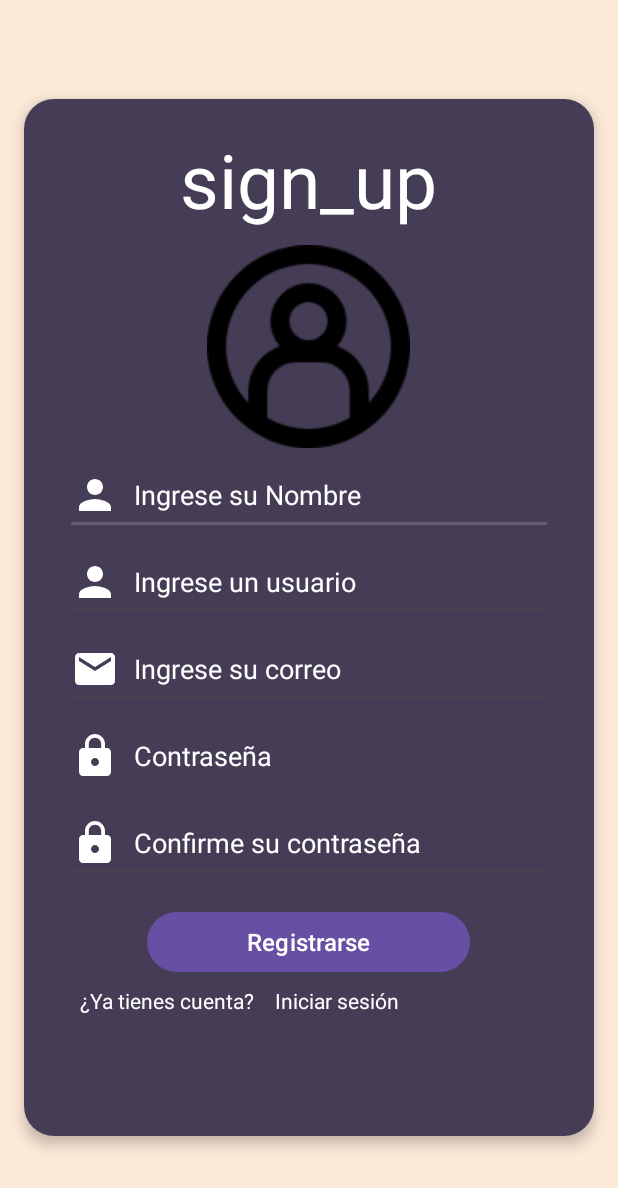
After one commit to StevenJM05/Apployment-app, an Android app: the Registrarse screen opened directly, with no data from a screen before it, on a phone screen of 412 x 824 dp. The commit adds this screen. Shown: the top 1188 px of the screen. Run offline under Robolectric (Android 15) with nearby library versions, the phone set to English and light mode, and no system bars.

Commit message:
Vista de Registrarse

```diff
--- a/app/src/main/AndroidManifest.xml
+++ b/app/src/main/AndroidManifest.xml
@@ -13,6 +13,9 @@
         android:theme="@style/Theme.Apployment"
         tools:targetApi="31">
         <activity
+            android:name=".Registrarse"
+            android:exported="false" />
+        <activity
             android:name=".activity_perfil"
             android:exported="false" />
         <activity
@@ -26,7 +29,7 @@
             android:exported="false" />
         <activity
             android:name=".NuevaActividad"
-        android:exported="true" />
+            android:exported="true" />
         <activity
             android:name=".MainActivity"
             android:exported="true">
--- /dev/null
+++ b/app/src/main/java/sv/edu/itca/apployment/Registrarse.java
@@ -0,0 +1,24 @@
+package sv.edu.itca.apployment;
+
+import android.os.Bundle;
+
+import androidx.activity.EdgeToEdge;
+import androidx.appcompat.app.AppCompatActivity;
+import androidx.core.graphics.Insets;
+import androidx.core.view.ViewCompat;
+import androidx.core.view.WindowInsetsCompat;
+
+public class Registrarse extends AppCompatActivity {
+
+    @Override
+    protected void onCreate(Bundle savedInstanceState) {
+        super.onCreate(savedInstanceState);
+        EdgeToEdge.enable(this);
+        setContentView(R.layout.activity_registrarse);
+        ViewCompat.setOnApplyWindowInsetsListener(findViewById(R.id.main), (v, insets) -> {
+            Insets systemBars = insets.getInsets(WindowInsetsCompat.Type.systemBars());
+            v.setPadding(systemBars.left, systemBars.top, systemBars.right, systemBars.bottom);
+            return insets;
+        });
+    }
+}
--- /dev/null
+++ b/app/src/main/res/drawable/icon_email.xml
@@ -0,0 +1,5 @@
+<vector xmlns:android="http://schemas.android.com/apk/res/android" android:height="32dp" android:tint="#FFFFFF" android:viewportHeight="24" android:viewportWidth="24" android:width="32dp">
+
+    <path android:fillColor="@android:color/white" android:pathData="M20,4L4,4c-1.1,0 -1.99,0.9 -1.99,2L2,18c0,1.1 0.9,2 2,2h16c1.1,0 2,-0.9 2,-2L22,6c0,-1.1 -0.9,-2 -2,-2zM20,8l-8,5 -8,-5L4,6l8,5 8,-5v2z"/>
+
+</vector>
--- /dev/null
+++ b/app/src/main/res/drawable/icon_lock.xml
@@ -0,0 +1,5 @@
+<vector xmlns:android="http://schemas.android.com/apk/res/android" android:height="32dp" android:tint="#FFFFFF" android:viewportHeight="24" android:viewportWidth="24" android:width="32dp">
+
+    <path android:fillColor="@android:color/white" android:pathData="M18,8h-1L17,6c0,-2.76 -2.24,-5 -5,-5S7,3.24 7,6v2L6,8c-1.1,0 -2,0.9 -2,2v10c0,1.1 0.9,2 2,2h12c1.1,0 2,-0.9 2,-2L20,10c0,-1.1 -0.9,-2 -2,-2zM12,17c-1.1,0 -2,-0.9 -2,-2s0.9,-2 2,-2 2,0.9 2,2 -0.9,2 -2,2zM15.1,8L8.9,8L8.9,6c0,-1.71 1.39,-3.1 3.1,-3.1 1.71,0 3.1,1.39 3.1,3.1v2z"/>
+
+</vector>
--- /dev/null
+++ b/app/src/main/res/drawable/icon_person.xml
@@ -0,0 +1,5 @@
+<vector xmlns:android="http://schemas.android.com/apk/res/android" android:height="32dp" android:tint="#FFFFFF" android:viewportHeight="24" android:viewportWidth="24" android:width="32dp">
+
+    <path android:fillColor="@android:color/white" android:pathData="M12,12c2.21,0 4,-1.79 4,-4s-1.79,-4 -4,-4 -4,1.79 -4,4 1.79,4 4,4zM12,14c-2.67,0 -8,1.34 -8,4v2h16v-2c0,-2.66 -5.33,-4 -8,-4z"/>
+
+</vector>
--- /dev/null
+++ b/app/src/main/res/layout/activity_registrarse.xml
@@ -0,0 +1,187 @@
+<?xml version="1.0" encoding="utf-8"?>
+<LinearLayout xmlns:app="http://schemas.android.com/apk/res-auto"
+    xmlns:tools="http://schemas.android.com/tools"
+    xmlns:android="http://schemas.android.com/apk/res/android"
+    android:layout_height="match_parent"
+    android:layout_width="match_parent"
+    android:orientation="vertical"
+    android:background="#fce9d8"
+    android:gravity="center"
+    >
+    <androidx.cardview.widget.CardView
+        android:layout_width="match_parent"
+        android:layout_height="wrap_content"
+        android:layout_margin="16dp"
+        android:layout_gravity="center"
+        android:background="@color/black"
+        android:layout_marginTop="500dp"
+        app:cardCornerRadius="20dp"
+        app:cardElevation="5dp"
+        >
+        <LinearLayout
+
+            android:id="@+id/main"
+            android:layout_width="match_parent"
+            android:layout_height="wrap_content"
+            android:background="#453C56"
+            android:orientation="vertical"
+            tools:context=".MainActivity"
+            android:padding="10dp"
+
+            >
+
+            <TextView
+                android:id="@+id/txtLogin"
+                android:layout_width="wrap_content"
+                android:layout_height="wrap_content"
+                android:layout_gravity="center"
+                android:layout_marginTop="20dp"
+                android:hint="@string/sign_up"
+                android:importantForAutofill="no"
+                android:textSize="50dp"
+                android:minHeight="48dp"
+                android:textColorHint="#FFFFFF"
+                tools:ignore="SpUsage,TextFields" />
+
+            <ImageView
+                android:id="@+id/imageView"
+                android:layout_width="135dp"
+                android:layout_height="135dp"
+                android:layout_gravity="center"
+                android:layout_marginTop="10dp"
+                android:clipToOutline="true"
+                android:contentDescription="@string/perfil"
+                app:srcCompat="@drawable/perfil"
+                tools:ignore="UnusedAttribute,ImageContrastCheck" />
+
+            <EditText
+                android:id="@+id/Nom"
+                android:layout_width="325dp"
+                android:layout_height="wrap_content"
+                android:layout_gravity="center"
+                android:layout_marginTop="5dp"
+                android:ems="10"
+                android:drawableStart="@drawable/icon_person"
+                android:drawablePadding="10dp"
+                android:importantForAutofill="no"
+                android:inputType="text"
+                android:minHeight="48dp"
+                android:hint="@string/ingrese_su_nombre"
+                android:textColorHint="#FFFFFF"
+                tools:ignore="TextViewEdits" />
+
+            <EditText
+                android:id="@+id/User"
+                android:layout_width="325dp"
+                android:layout_height="wrap_content"
+                android:layout_gravity="center"
+                android:ems="10"
+                android:importantForAutofill="no"
+                android:inputType="text"
+                android:minHeight="48dp"
+                android:hint="@string/ingrese_un_usuario"
+                android:textColorHint="#FFFFFF"
+                android:drawableStart="@drawable/icon_person"
+                android:drawablePadding="10dp"
+                tools:ignore="DuplicateSpeakableTextCheck,TextViewEdits"
+                android:layout_marginTop="5dp"
+                />
+
+            <EditText
+                android:id="@+id/Email"
+                android:layout_width="325dp"
+                android:layout_height="wrap_content"
+                android:layout_gravity="center"
+                android:autofillHints=""
+                android:ems="10"
+                android:hint="@string/ingrese_su_correo"
+                android:drawableStart="@drawable/icon_email"
+                android:drawablePadding="10dp"
+                android:importantForAutofill="no"
+                android:inputType="textEmailAddress"
+                android:minHeight="48dp"
+                android:textColorHint="#FFFFFF"
+                android:layout_marginTop="5dp"
+                tools:ignore="TextViewEdits" />
+
+            <EditText
+                android:id="@+id/editTextPassword"
+                android:layout_width="325dp"
+                android:layout_height="wrap_content"
+                android:layout_gravity="center"
+                android:autoText="false"
+                android:ems="10"
+                android:hint="@string/contrase_a"
+                android:inputType="textPassword"
+                android:minHeight="48dp"
+                android:layout_marginTop="5dp"
+                android:drawableStart="@drawable/icon_lock"
+                android:drawablePadding="10dp"
+                android:textColorHint="#FFFFFF"
+                tools:ignore="Autofill,Deprecated,TextViewEdits" />
+
+            <EditText
+                android:id="@+id/ConfirmPass"
+                android:layout_width="325dp"
+                android:layout_height="wrap_content"
+                android:layout_gravity="center"
+                android:autoText="false"
+                android:ems="10"
+                android:hint="@string/confirme_su_contrase_a"
+                android:importantForAutofill="no"
+                android:inputType="textPassword"
+                android:drawableStart="@drawable/icon_lock"
+                android:drawablePadding="10dp"
+                android:minHeight="38dp"
+                android:layout_marginTop="5dp"
+
+                android:textColorHint="#FFFFFF"
+                tools:ignore="Deprecated,TextViewEdits" />
+
+            <Button
+                android:id="@+id/btnRegistrar"
+                android:layout_width="215dp"
+                android:layout_height="wrap_content"
+                android:layout_gravity="center"
+                android:layout_marginTop="15dp"
+                android:text="@string/registrarse"
+                android:textColor="#FFFFFF"
+                android:textSize="16sp">
+
+            </Button>
+            <LinearLayout
+                android:layout_width="wrap_content"
+                android:layout_height="wrap_content"
+                android:layout_gravity="center"
+                android:layout_marginTop="5dp"
+                >
+
+                <TextView
+                    android:layout_width="130dp"
+                    android:layout_height="100dp"
+                    android:layout_gravity="center"
+                    android:importantForAutofill="no"
+                    android:minHeight="48dp"
+                    android:text="@string/ya_tienes_cuenta"
+                    android:textColor="#ffffff"
+                    tools:ignore="TextFields,TextSizeCheck"></TextView>
+
+                <TextView
+                    android:id="@+id/txtloginlink"
+                    android:layout_width="175dp"
+                    android:layout_height="100dp"
+                    android:layout_gravity="center"
+                    android:text="@string/iniciar_sesi_n"
+                    android:textColor="#FFFFFF"
+                    tools:ignore="Autofill,TextFields,TextViewEdits,TouchTargetSizeCheck"
+                    android:autoLink="web"
+                    android:inputType="textUri"
+                    android:linksClickable="true">
+
+                </TextView>
+            </LinearLayout>
+
+
+        </LinearLayout>
+    </androidx.cardview.widget.CardView>
+</LinearLayout>
--- a/app/src/main/res/values/strings.xml
+++ b/app/src/main/res/values/strings.xml
@@ -7,4 +7,14 @@
     <string name="ingrese_correo_electr_nico">Ingrese correo electrónico</string>
     <string name="ingrese_su_contrase_a">Ingrese su contraseña</string>
     <string name="ingresar">Ingresar</string>
+    <string name="perfil">Perfil</string>
+    <string name="ingrese_su_nombre">Ingrese su Nombre</string>
+    <string name="sign_up">sign_up</string>
+    <string name="ingrese_un_usuario">Ingrese un usuario</string>
+    <string name="ingrese_su_correo">Ingrese su correo</string>
+    <string name="contrase_a">Contraseña</string>
+    <string name="confirme_su_contrase_a">Confirme su contraseña</string>
+    <string name="registrarse">Registrarse</string>
+    <string name="ya_tienes_cuenta">¿Ya tienes cuenta?</string>
+    <string name="iniciar_sesi_n">Iniciar sesión</string>
 </resources>
```
